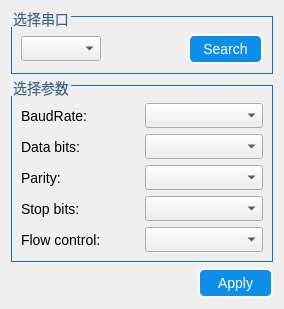
The window that userui/serialportsettingsdialog.ui (pkzju/QSuperConsole0.1) describes before a commit, drawn with Qt 5.
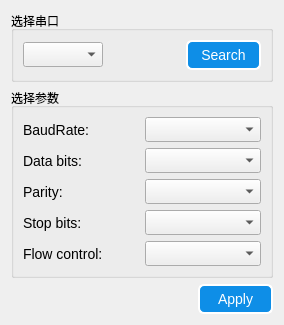
The same window after the commit.

What changed in the file:
```diff
--- a/userui/serialportsettingsdialog.ui
+++ b/userui/serialportsettingsdialog.ui
@@ -55,23 +55,7 @@
 QRadioButton{
 	font-size: 14px;
 	alignment:center}
-/* ******************QGroupBox****************** */
-QGroupBox {
-	border: 0.5px solid rgba(12, 112, 208, 255);
-    margin-top: 5px;  /*leave space at the top for the title */
-	padding-top: 8px;
-	font-size: 14px;
-}
 
-QGroupBox::title {
-    subcontrol-origin: margin;
-	/* position at the top center */
-    subcontrol-position: top left; 
-    /*padding: 5px 5px;*/
-    font-size: 14px;
-    font-weight:  bold;
-    color:rgb(60, 104, 137);
-}
 </string>
   </property>
   <layout class="QGridLayout" name="gridLayout_3">
```
